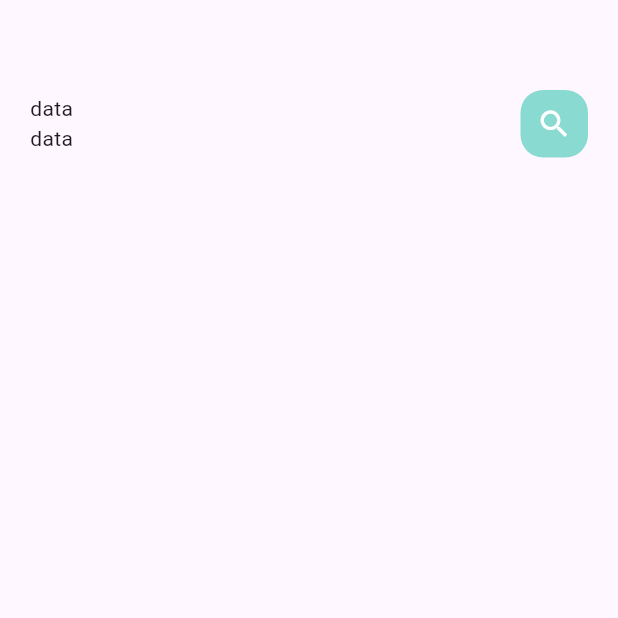
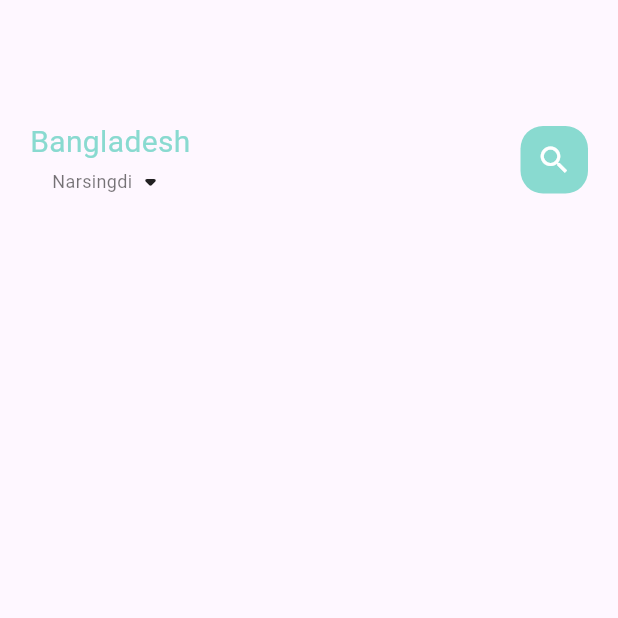
Before and after one commit to ibrohimovG-apps/food_delivery, a Flutter app: the screen it shows after launch, on a phone screen of 412 x 824 dp, the top half of it. Run offline on Flutter 3.47's test engine with Material 3 defaults, Android fonts, the phone set to English and light mode, and no system bars.

Commit message:
top part of main page

```diff
--- a/lib/home/main_food_page.dart
+++ b/lib/home/main_food_page.dart
@@ -1,5 +1,7 @@
 import 'package:flutter/material.dart';
 import 'package:food_delivery/utils/colors.dart';
+import 'package:food_delivery/widgets/big_text.dart';
+import 'package:food_delivery/widgets/small_text.dart';
 
 class MainFoodPage extends StatefulWidget {
   const MainFoodPage({super.key});
@@ -17,7 +19,7 @@ class _MainFoodPageState extends State<MainFoodPage> {
           Container(
             child: Container(
               margin: EdgeInsets.only(
-                top: 60,
+                top: 80,
                 bottom: 15,
               ),
               padding: EdgeInsets.only(
@@ -29,8 +31,19 @@ class _MainFoodPageState extends State<MainFoodPage> {
                 children: [
                   Column(
                     children: [
-                      Text("data"),
-                      Text("data"),
+                      BigText(
+                        text: "Bangladesh",
+                        color: AppColors.mainColor,
+                      ),
+                      Row(
+                        children: [
+                          SmallText(
+                            text: "Narsingdi",
+                            color: Colors.black54,
+                          ),
+                          Icon(Icons.arrow_drop_down_rounded),
+                        ],
+                      ),
                     ],
                   ),
                   Center(
--- /dev/null
+++ b/lib/widgets/big_text.dart
@@ -0,0 +1,30 @@
+import 'package:flutter/material.dart';
+
+// ignore: must_be_immutable
+class BigText extends StatelessWidget {
+  Color? color;
+  final String text;
+  double size;
+  TextOverflow textOverflow;
+  BigText({
+    super.key,
+    this.color = const Color(0xFF332d2b),
+    required this.text,
+    this.size = 20,
+    this.textOverflow = TextOverflow.ellipsis,
+  });
+
+  @override
+  Widget build(BuildContext context) {
+    return Text(
+      text,
+      maxLines: 1,
+      overflow: textOverflow,
+      style: TextStyle(
+        fontWeight: FontWeight.w400,
+        fontSize: size,
+        color: color,
+      ),
+    );
+  }
+}
--- /dev/null
+++ b/lib/widgets/small_text.dart
@@ -0,0 +1,28 @@
+import 'package:flutter/material.dart';
+
+// ignore: must_be_immutable
+class SmallText extends StatelessWidget {
+  Color? color;
+  final String text;
+  double size;
+  double height;
+  SmallText({
+    super.key,
+    this.color = const Color(0xFFccc7c5),
+    required this.text,
+    this.size = 12,
+    this.height = 1.2,
+  });
+
+  @override
+  Widget build(BuildContext context) {
+    return Text(
+      text,
+      style: TextStyle(
+        fontSize: size,
+        color: color,
+        height: height,
+      ),
+    );
+  }
+}
--- a/pubspec.yaml
+++ b/pubspec.yaml
@@ -59,8 +59,8 @@ flutter:
   uses-material-design: true
 
   # To add assets to your application, add an assets section, like this:
-  # assets:
-  #   - images/a_dot_burr.jpeg
+  assets:
+    - assets/image/
   #   - images/a_dot_ham.jpeg
 
   # An image asset can refer to one or more resolution-specific "variants", see
```
